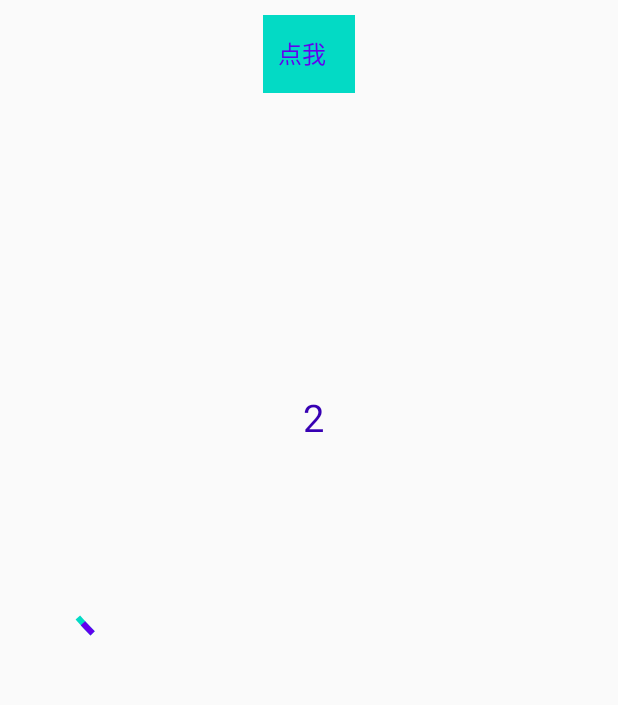
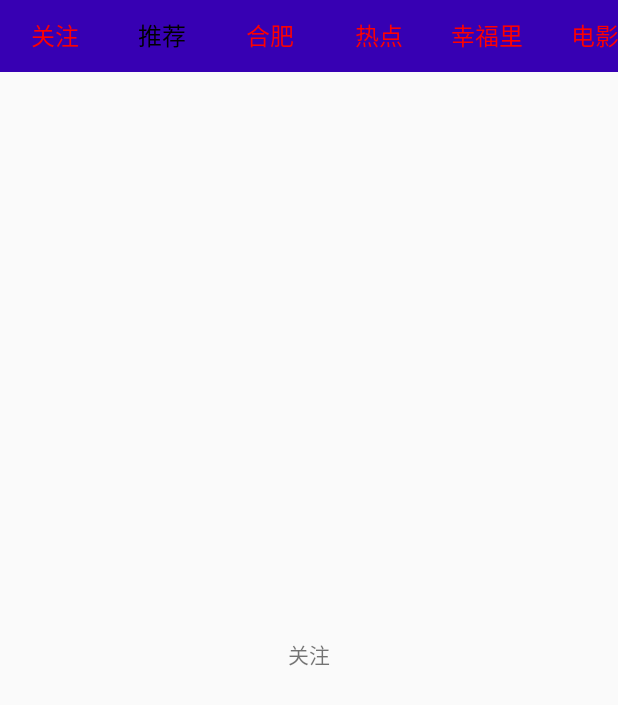
Before and after one commit to androidxiao/CustomViewSample, an Android app: the screen it shows after launch (MainActivity before the commit, TabLayoutActivity after it), after a tap on an icon or button, on a phone screen of 412 x 824 dp. Shown: the top 705 px of the screen. Run offline under Robolectric (Android 15) with nearby library versions, the phone set to English and light mode, and no system bars; our stand-ins replace data binding; 1 statement that could not run was skipped.

Commit message:
仿今日头条字体变色，随机点击时还有 bug

```diff
--- a/app/build.gradle
+++ b/app/build.gradle
@@ -15,6 +15,10 @@ android {
 
     }
 
+    dataBinding{
+        enabled true
+    }
+
     buildTypes {
         release {
             minifyEnabled false
@@ -29,5 +33,6 @@ dependencies {
     implementation 'androidx.core:core-ktx:1.3.0'
     implementation 'androidx.appcompat:appcompat:1.1.0'
     implementation 'androidx.constraintlayout:constraintlayout:1.1.3'
+    implementation 'com.google.android.material:material:1.1.0-alpha10'
 
 }
--- a/app/src/main/AndroidManifest.xml
+++ b/app/src/main/AndroidManifest.xml
@@ -16,6 +16,7 @@
                 <category android:name="android.intent.category.LAUNCHER" />
             </intent-filter>
         </activity>
+        <activity android:name=".demo03.TabLayoutActivity" />
     </application>
 
 </manifest>
--- a/app/src/main/java/com/black/multi/customviewsample/MainActivity.kt
+++ b/app/src/main/java/com/black/multi/customviewsample/MainActivity.kt
@@ -1,10 +1,13 @@
 package com.black.multi.customviewsample
 
 import android.animation.ValueAnimator
+import android.content.Intent
 import androidx.appcompat.app.AppCompatActivity
 import android.os.Bundle
 import android.view.animation.AccelerateInterpolator
 import android.view.animation.BounceInterpolator
+import com.black.multi.customviewsample.demo03.TabLayoutActivity
+import com.black.multi.customviewsample.utils.log
 import kotlinx.android.synthetic.main.activity_main.*
 
 class MainActivity : AppCompatActivity() {
@@ -12,8 +15,26 @@ class MainActivity : AppCompatActivity() {
         super.onCreate(savedInstanceState)
         setContentView(R.layout.activity_main)
         custom_text.setOnClickListener {
-            arcProgress()
+//            arcProgress()
+//            changeTextColor()
+            toTabPage()
         }
+    }
+
+    private fun toTabPage(){
+        val intent = Intent(this,TabLayoutActivity::class.java)
+        startActivity(intent)
+    }
+
+    private fun changeTextColor(){
+        val valueAnimator = ValueAnimator.ofFloat(0f,1.0f)
+        valueAnimator.duration = 3000
+        valueAnimator.addUpdateListener {
+            val value = it.animatedValue as Float
+            log("$value")
+            changeTextColor.setCurProgress(value)
+        }
+        valueAnimator.start()
     }
 
     private fun arcProgress(){
--- /dev/null
+++ b/app/src/main/java/com/black/multi/customviewsample/demo03/ChangeColorTextView.kt
@@ -0,0 +1,139 @@
+package com.black.multi.customviewsample.demo03
+
+import android.content.Context
+import android.graphics.*
+import android.text.TextPaint
+import android.util.AttributeSet
+import android.view.View
+import androidx.appcompat.widget.AppCompatTextView
+import com.black.multi.customviewsample.R
+
+/**
+ * Created by wei.
+ * Date: 2020/6/17 8:51
+ * Desc:
+ */
+class ChangeColorTextView @JvmOverloads constructor(
+    context: Context,
+    attributeSet: AttributeSet,
+    defStyle: Int = 0
+) : AppCompatTextView(context, attributeSet, defStyle) {
+
+    private var mNormalPaint = TextPaint()
+    private var mSelectedPaint = TextPaint()
+    private var mNormalColor = Color.BLACK
+    private var mSelectedColor = Color.RED
+    private val rectF = Rect()
+    private val rectText = Rect()
+    private var mCurProgress = 1f
+    private var mDirection:Direction = Direction.Right_To_Left
+
+    enum class Direction {
+        Left_To_Right,
+        Right_To_Left
+    }
+
+    init {
+        val ta = context.obtainStyledAttributes(attributeSet, R.styleable.ChangeColorTextView)
+        mNormalColor = ta.getColor(R.styleable.ChangeColorTextView_normalColor, mNormalColor)
+        mSelectedColor = ta.getColor(R.styleable.ChangeColorTextView_selectedColor, mSelectedColor)
+        ta.recycle()
+        getPaintByParams(mNormalPaint,mNormalColor)
+        getPaintByParams(mSelectedPaint,mSelectedColor)
+    }
+
+    private fun getPaintByParams(paint: Paint,color:Int) {
+        paint.isAntiAlias = true
+        paint.isDither = true
+        paint.textSize = textSize
+        paint.color = color
+    }
+
+    override fun onDraw(canvas: Canvas) {
+        //这里需要我们自己 canvas
+//        super.onDraw(canvas)
+
+        //从左到右
+//        canvas.save()
+//        rectF.left = 0f
+//        rectF.top = 0f
+//        rectF.right = mCurProgress * width
+//        rectF.bottom = height.toFloat()
+//        canvas.clipRect(rectF)
+//        var fontMetricsInt = mNormalPaint.fontMetricsInt
+//        var vy = (fontMetricsInt.bottom - fontMetricsInt.top) / 2 - fontMetricsInt.bottom
+//        var baseLine = vy + height / 2
+//        mNormalPaint.getTextBounds(text.toString(), 0, text.length, rectText)
+        //文字起始位置
+//        var startX = (width - rectText.width()) / 2
+//        canvas.drawText(text.toString(), startX.toFloat(), baseLine.toFloat(), mNormalPaint)
+//        canvas.restore()
+
+        if (mDirection == Direction.Left_To_Right) {
+            drawContent(canvas,mNormalPaint, (mCurProgress*width).toInt(),width)
+            drawContent(canvas,mSelectedPaint,0, (mCurProgress*width).toInt())
+        }else{
+            drawContent(canvas,mSelectedPaint, (width-mCurProgress*width).toInt(),width)
+            drawContent(canvas,mNormalPaint,0, (width-mCurProgress*width).toInt())
+        }
+
+        //从右到左
+//        canvas.save()
+//        rectF.left = (1-mCurProgress) * width
+//        rectF.top = 0f
+//        rectF.right = width.toFloat()
+//        rectF.bottom = height.toFloat()
+//        canvas.clipRect(rectF)
+//        fontMetricsInt = mNormalPaint.fontMetricsInt
+//        vy = (fontMetricsInt.bottom - fontMetricsInt.top) / 2 - fontMetricsInt.bottom
+//        baseLine = vy + height / 2
+//        mSelectedPaint.getTextBounds(text.toString(), 0, text.length,rectText)
+//        //文字起始位置
+//        startX = (width - rectText.width()) / 2
+//        canvas.drawText(text.toString(), startX.toFloat(), baseLine.toFloat(), mSelectedPaint)
+//        canvas.restore()
+    }
+
+    private fun drawContent(canvas: Canvas, paint: TextPaint, left:Int, right: Int) {
+        //从左到右
+        canvas.save()
+        rectF.left = left
+        rectF.top = 0
+        rectF.right = right
+        rectF.bottom = height
+        canvas.clipRect(rectF)
+        var fontMetricsInt = paint.fontMetricsInt
+        //获取文字基线
+        var vy = (fontMetricsInt.bottom - fontMetricsInt.top) / 2 - fontMetricsInt.bottom
+        var baseLine = vy + height / 2
+        paint.getTextBounds(text.toString(), 0, text.length, rectText)
+        //文字起始位置
+        var startX = (width - rectText.width()) / 2
+        canvas.drawText(text.toString(), startX.toFloat(), baseLine.toFloat(), paint)
+        canvas.restore()
+    }
+
+    @Synchronized
+    fun setCurProgress(progress:Float){
+        mCurProgress = progress
+        invalidate()
+    }
+
+    @Synchronized
+    fun setDirection(direction: Direction) {
+        mDirection = direction
+        invalidate()
+    }
+
+    @Synchronized
+    fun setChangeColor(color:Int){
+        mSelectedColor = color
+        invalidate()
+    }
+
+    @Synchronized
+    fun setNormalColor(color: Int) {
+        mNormalColor = color
+        invalidate()
+    }
+}
--- /dev/null
+++ b/app/src/main/java/com/black/multi/customviewsample/demo03/TabFragment.kt
@@ -0,0 +1,43 @@
+package com.black.multi.customviewsample.demo03
+
+import android.os.Bundle
+import android.util.Log
+import android.view.LayoutInflater
+import android.view.View
+import android.view.ViewGroup
+import android.widget.TextView
+import androidx.fragment.app.Fragment
+import com.black.multi.customviewsample.R
+
+/**
+ * Created by wei.
+ * Date: 2020/6/17 14:18
+ * Desc:
+ */
+const val TAG = "ez"
+class TabFragment : Fragment(){
+
+    companion object{
+
+        fun getInstance(text:String):TabFragment {
+            val tabFragment = TabFragment()
+            val bundle = Bundle()
+            bundle.putString("text",text)
+            tabFragment.arguments = bundle
+            return tabFragment
+        }
+    }
+
+    override fun onCreateView(
+        inflater: LayoutInflater,
+        container: ViewGroup?,
+        savedInstanceState: Bundle?
+    ): View? {
+        val view= inflater.inflate(R.layout.fragment_tab,container,false)
+
+        val text = arguments?.getString("text")
+        view.findViewById<TextView>(R.id.tv).text = text
+        Log.d(TAG, "onCreateView: $text")
+        return view
+    }
+}
--- /dev/null
+++ b/app/src/main/java/com/black/multi/customviewsample/demo03/TabLayoutActivity.kt
@@ -0,0 +1,107 @@
+package com.black.multi.customviewsample.demo03
+
+import android.graphics.Color
+import android.os.Bundle
+import android.util.Log
+import android.view.LayoutInflater
+import android.widget.TextView
+import androidx.appcompat.app.AppCompatActivity
+import androidx.core.content.ContextCompat
+import androidx.databinding.DataBindingUtil
+import androidx.fragment.app.Fragment
+import androidx.viewpager.widget.ViewPager
+import com.black.multi.customviewsample.R
+import com.black.multi.customviewsample.databinding.ActivityTablayoutBinding
+import com.google.android.material.tabs.TabLayout
+import java.lang.Exception
+
+/**
+ * Created by wei.
+ * Date: 2020/6/17 14:02
+ * Desc:
+ */
+class TabLayoutActivity : AppCompatActivity(){
+
+    private val mTitles =
+        arrayOf("关注", "推荐", "合肥", "热点","幸福里","电影","生活","影视","足球","篮球","乒乓球","排球","羽毛球")
+    private val mFragments = ArrayList<Fragment>()
+
+    override fun onCreate(savedInstanceState: Bundle?) {
+        super.onCreate(savedInstanceState)
+        val binding = DataBindingUtil.setContentView<ActivityTablayoutBinding>(this, R.layout.activity_tablayout)
+
+        mFragments.add(TabFragment.getInstance(mTitles[0]))
+        mFragments.add(TabFragment.getInstance(mTitles[1]))
+        mFragments.add(TabFragment.getInstance(mTitles[2]))
+        mFragments.add(TabFragment.getInstance(mTitles[3]))
+        mFragments.add(TabFragment.getInstance(mTitles[4]))
+        mFragments.add(TabFragment.getInstance(mTitles[5]))
+        mFragments.add(TabFragment.getInstance(mTitles[6]))
+        mFragments.add(TabFragment.getInstance(mTitles[7]))
+        mFragments.add(TabFragment.getInstance(mTitles[8]))
+        mFragments.add(TabFragment.getInstance(mTitles[9]))
+        mFragments.add(TabFragment.getInstance(mTitles[10]))
+        mFragments.add(TabFragment.getInstance(mTitles[11]))
+        mFragments.add(TabFragment.getInstance(mTitles[12]))
+
+        binding.tabLayout.setupWithViewPager(binding.vp)
+        binding.vp.adapter = VpAdapter(supportFragmentManager,mFragments)
+        for (i  in 0 until((binding.vp.adapter as VpAdapter).count)) {
+            val tab = binding.tabLayout.getTabAt(i)
+            val view = LayoutInflater.from(applicationContext).inflate(R.layout.item_tab, null)
+            val textView =  view.findViewById<ChangeColorTextView>(R.id.changeTextColor)
+            textView?.text = mTitles[i]
+            if(i == 0){
+                textView.setChangeColor(resources.getColor(R.color.red))
+            }else{
+                textView.setNormalColor(resources.getColor(R.color.black))
+            }
+            tab?.customView = textView
+        }
+
+        binding.tabLayout.addOnTabSelectedListener(object :TabLayout.OnTabSelectedListener{
+
+            override fun onTabReselected(tab: TabLayout.Tab?) {
+            }
+
+            override fun onTabUnselected(tab: TabLayout.Tab) {
+//                tab.customView!!.findViewById<ChangeColorTextView>(R.id.changeTextColor).isSelected = false
+//                tab.customView!!.findViewById<ChangeColorTextView>(R.id.changeTextColor).setChangeColor(ContextCompat.getColor(applicationContext,R.color.black))
+//                tab.customView!!.findViewById<ChangeColorTextView>(R.id.changeTextColor).setTextColor(ContextCompat.getColor(applicationContext,R.color.black))
+            }
+
+            override fun onTabSelected(tab: TabLayout.Tab) {
+//                tab.customView!!.findViewById<ChangeColorTextView>(R.id.changeTextColor).isSelected = true
+//                binding.vp.currentItem = tab.position;
+            }
+        })
+
+        binding.vp.addOnPageChangeListener(object :ViewPager.OnPageChangeListener{
+            override fun onPageScrollStateChanged(state: Int) {
+            }
+
+            override fun onPageScrolled(
+                position: Int,
+                positionOffset: Float,
+                positionOffsetPixels: Int
+            ) {
+                val curTab = binding.tabLayout.getTabAt(position)?.customView as ChangeColorTextView
+                curTab?.setDirection(ChangeColorTextView.Direction.Right_To_Left)
+                curTab?.setCurProgress(1-positionOffset)
+
+                try {
+                    val nextTab =
+                        binding.tabLayout.getTabAt(position + 1)?.customView as ChangeColorTextView
+                    nextTab?.setDirection(ChangeColorTextView.Direction.Left_To_Right)
+                    nextTab?.setCurProgress(positionOffset)
+                } catch (e: Exception) {
+
+                }
+            }
+
+            override fun onPageSelected(position: Int) {
+            }
+
+        })
+    }
+}
--- /dev/null
+++ b/app/src/main/java/com/black/multi/customviewsample/demo03/VpAdapter.kt
@@ -0,0 +1,28 @@
+package com.black.multi.customviewsample.demo03
+
+import android.view.View
+import android.view.ViewGroup
+import android.widget.TextView
+import androidx.fragment.app.Fragment
+import androidx.fragment.app.FragmentManager
+import androidx.fragment.app.FragmentPagerAdapter
+
+
+/**
+ * Created by wei.
+ * Date: 2020/6/17 14:25
+ * Desc:
+ */
+class VpAdapter(fm:FragmentManager,fragments:ArrayList<Fragment>) : FragmentPagerAdapter(fm){
+
+    private val mFragments = fragments
+
+    override fun getItem(position: Int): Fragment{
+        return  mFragments[position]
+    }
+
+    override fun getCount(): Int {
+        return  mFragments.size
+    }
+
+}
--- a/app/src/main/res/layout/activity_main.xml
+++ b/app/src/main/res/layout/activity_main.xml
@@ -1,5 +1,5 @@
 <?xml version="1.0" encoding="utf-8"?>
-<LinearLayout xmlns:android="http://schemas.android.com/apk/res/android"
+<ScrollView xmlns:android="http://schemas.android.com/apk/res/android"
     xmlns:app="http://schemas.android.com/apk/res-auto"
     xmlns:tools="http://schemas.android.com/tools"
     android:layout_width="match_parent"
@@ -30,13 +30,19 @@
 
         <com.black.multi.customviewsample.demo02.ArcProgressbar
             android:id="@+id/arc_progressbar"
-            android:layout_width="wrap_content"
-            android:layout_height="wrap_content"
+            android:layout_width="100dp"
+            android:layout_height="100dp"
             app:outerColor="@color/colorAccent"
             app:innerColor="@color/colorPrimary"
             android:layout_marginTop="10dp"
             app:customTextSize="25sp"
             app:progressTextColor="@color/colorPrimaryDark"
             app:progressWidth="6"/>
+
+        <com.black.multi.customviewsample.demo03.ChangeColorTextView
+            android:id="@+id/changeTextColor"
+            android:layout_width="wrap_content"
+            android:layout_height="wrap_content"
+            android:text="标题"/>
     </LinearLayout>
-</LinearLayout>
+</ScrollView>
--- /dev/null
+++ b/app/src/main/res/layout/activity_tablayout.xml
@@ -0,0 +1,36 @@
+<?xml version="1.0" encoding="utf-8"?>
+<layout xmlns:android="http://schemas.android.com/apk/res/android"
+    xmlns:app="http://schemas.android.com/apk/res-auto">
+
+    <data>
+
+    </data>
+
+    <androidx.constraintlayout.widget.ConstraintLayout
+        android:layout_width="match_parent"
+        android:layout_height="match_parent">
+
+        <com.google.android.material.tabs.TabLayout
+            android:id="@+id/tabLayout"
+            android:layout_width="0dp"
+            android:layout_height="48dp"
+            android:background="@color/colorPrimaryDark"
+            app:tabMode="scrollable"
+            app:tabIndicatorHeight="0dp"
+            app:tabSelectedTextColor="@color/red"
+            app:tabTextColor="@color/black"
+            app:layout_constraintLeft_toLeftOf="parent"
+            app:layout_constraintTop_toTopOf="parent"
+            app:layout_constraintRight_toRightOf="parent" />
+
+        <androidx.viewpager.widget.ViewPager
+            android:id="@+id/vp"
+            android:layout_width="0dp"
+            android:layout_height="0dp"
+            app:layout_constraintLeft_toLeftOf="parent"
+            app:layout_constraintRight_toRightOf="parent"
+            app:layout_constraintBottom_toBottomOf="parent"
+            app:layout_constraintTop_toBottomOf="@+id/tabLayout" />
+
+    </androidx.constraintlayout.widget.ConstraintLayout>
+</layout>
--- /dev/null
+++ b/app/src/main/res/layout/fragment_tab.xml
@@ -0,0 +1,18 @@
+<?xml version="1.0" encoding="utf-8"?>
+<androidx.constraintlayout.widget.ConstraintLayout
+    xmlns:android="http://schemas.android.com/apk/res/android"
+    xmlns:app="http://schemas.android.com/apk/res-auto"
+    android:layout_width="match_parent"
+    android:layout_height="match_parent">
+
+    <TextView
+        android:id="@+id/tv"
+        android:layout_width="wrap_content"
+        android:layout_height="wrap_content"
+        app:layout_constraintLeft_toLeftOf="parent"
+        app:layout_constraintRight_toRightOf="parent"
+        app:layout_constraintTop_toTopOf="parent"
+        app:layout_constraintBottom_toBottomOf="parent"
+        />
+
+</androidx.constraintlayout.widget.ConstraintLayout>
--- /dev/null
+++ b/app/src/main/res/layout/item_tab.xml
@@ -0,0 +1,6 @@
+<?xml version="1.0" encoding="utf-8"?>
+<com.black.multi.customviewsample.demo03.ChangeColorTextView
+    android:id="@+id/changeTextColor"
+    xmlns:android="http://schemas.android.com/apk/res/android" android:layout_width="wrap_content"
+    android:textSize="16sp"
+    android:layout_height="wrap_content"/>
--- a/app/src/main/res/values/attrs.xml
+++ b/app/src/main/res/values/attrs.xml
@@ -5,7 +5,7 @@
 
     <declare-styleable name="CustomTextView">
         <attr name="customText" format="string" />
-        <attr name="customTextSize"/>
+        <attr name="customTextSize" />
         <attr name="customTextColor" format="reference|color" />
     </declare-styleable>
 
@@ -14,7 +14,12 @@
         <attr name="outerColor" format="reference|color" />
         <attr name="innerColor" format="reference|color" />
         <attr name="progressText" format="string" />
-        <attr name="customTextSize"/>
+        <attr name="customTextSize" />
         <attr name="progressTextColor" format="reference|color" />
     </declare-styleable>
+
+    <declare-styleable name="ChangeColorTextView">
+        <attr name="normalColor" format="color"/>
+        <attr name="selectedColor" format="color"/>
+    </declare-styleable>
 </resources>
--- a/app/src/main/res/values/colors.xml
+++ b/app/src/main/res/values/colors.xml
@@ -3,4 +3,6 @@
     <color name="colorPrimary">#6200EE</color>
     <color name="colorPrimaryDark">#3700B3</color>
     <color name="colorAccent">#03DAC5</color>
+    <color name="red">#cc0000</color>
+    <color name="black">#000000</color>
 </resources>
```
